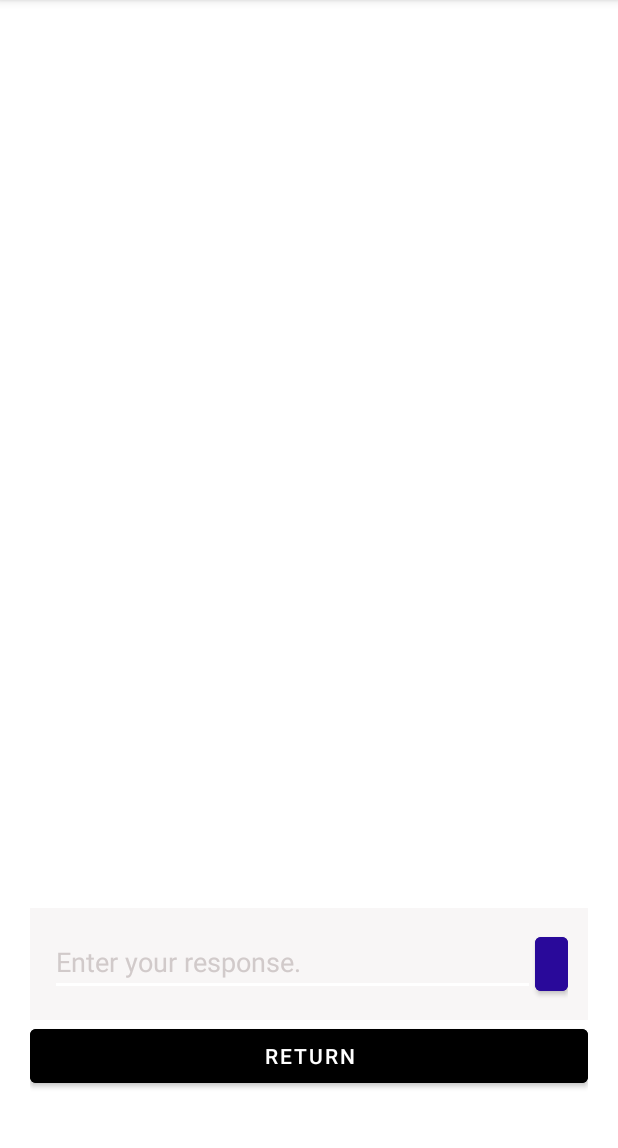
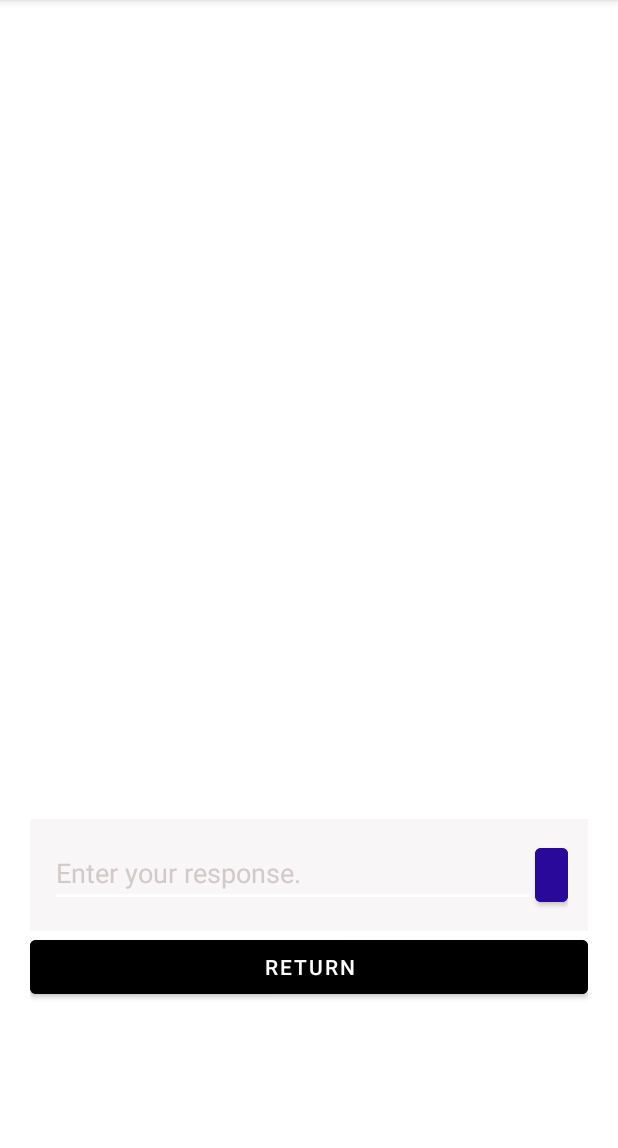
Before and after one commit to kimr314159/Android-Hive-Healthcare, an Android app: the screen it shows after launch (MainActivity), on a phone screen of 412 x 824 dp, the part 84-1232 px from its top. Run offline under Robolectric (Android 15) with nearby library versions, the phone set to English and light mode, and no system bars.

Commit message:
updated  main activity layout.

```diff
--- a/app/src/main/res/layout/activity_main.xml
+++ b/app/src/main/res/layout/activity_main.xml
@@ -14,7 +14,7 @@
 
         <LinearLayout
             android:layout_width="match_parent"
-            android:layout_height="585dp"
+            android:layout_height="526dp"
             android:orientation="horizontal">
 
         </LinearLayout>
```
